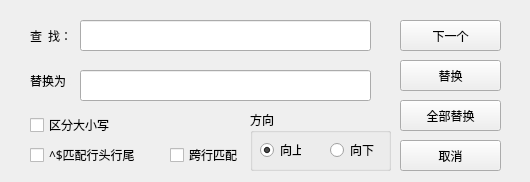
python-niejieqiang/JQEdit, file replace_window.ui: the form before one commit.
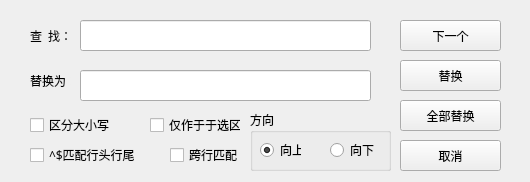
The form after the commit.

```diff
--- a/replace_window.ui
+++ b/replace_window.ui
@@ -196,7 +196,7 @@
     <rect>
      <x>170</x>
      <y>140</y>
-     <width>81</width>
+     <width>71</width>
      <height>30</height>
     </rect>
    </property>
@@ -204,6 +204,19 @@
     <string>跨行匹配</string>
    </property>
   </widget>
+  <widget class="QCheckBox" name="selected_area_only_check">
+   <property name="geometry">
+    <rect>
+     <x>150</x>
+     <y>110</y>
+     <width>91</width>
+     <height>30</height>
+    </rect>
+   </property>
+   <property name="text">
+    <string>仅作于于选区</string>
+   </property>
+  </widget>
  </widget>
  <resources/>
  <connections/>
```
